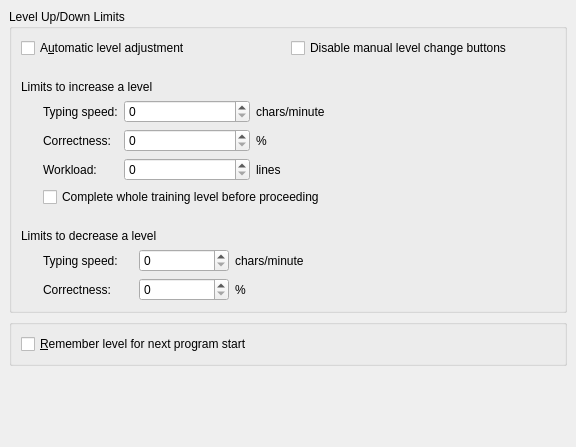
Old version of the form src/ui/ktouchpreftrainingpage.ui in the repository KDE/ktouch.
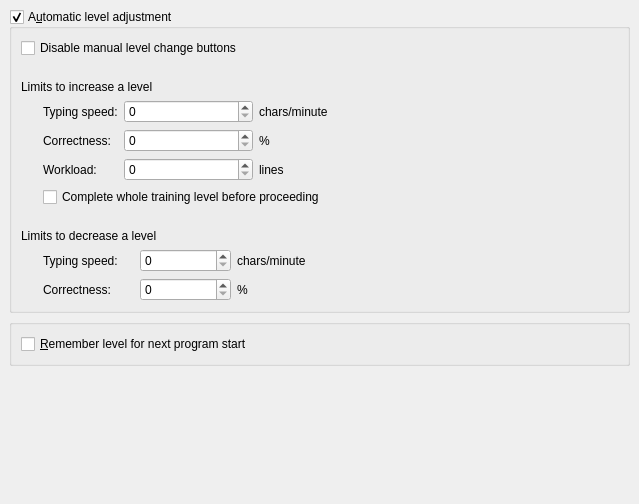
New version of the form. Custom widgets are drawn as their Qt base class.

Patch:
```diff
--- a/src/ui/ktouchpreftrainingpage.ui
+++ b/src/ui/ktouchpreftrainingpage.ui
@@ -5,8 +5,8 @@
    <rect>
     <x>0</x>
     <y>0</y>
-    <width>576</width>
-    <height>447</height>
+    <width>639</width>
+    <height>504</height>
    </rect>
   </property>
   <property name="windowTitle" >
@@ -20,9 +20,12 @@
     <number>6</number>
    </property>
    <item>
-    <widget class="QGroupBox" name="groupBox1" >
+    <widget class="QGroupBox" name="kcfg_AutoLevelChange" >
      <property name="title" >
-      <string>Level Up/Down Limits</string>
+      <string>A&amp;utomatic level adjustment</string>
+     </property>
+     <property name="checkable" >
+      <bool>true</bool>
      </property>
      <layout class="QGridLayout" >
       <property name="margin" >
@@ -254,16 +257,6 @@
         <property name="spacing" >
          <number>6</number>
         </property>
-        <item>
-         <widget class="QCheckBox" name="kcfg_AutoLevelChange" >
-          <property name="text" >
-           <string>A&amp;utomatic level adjustment</string>
-          </property>
-          <property name="shortcut" >
-           <string>Alt+U</string>
-          </property>
-         </widget>
-        </item>
         <item>
          <widget class="QCheckBox" name="kcfg_DisableManualLevelChange" >
           <property name="text" >
```
